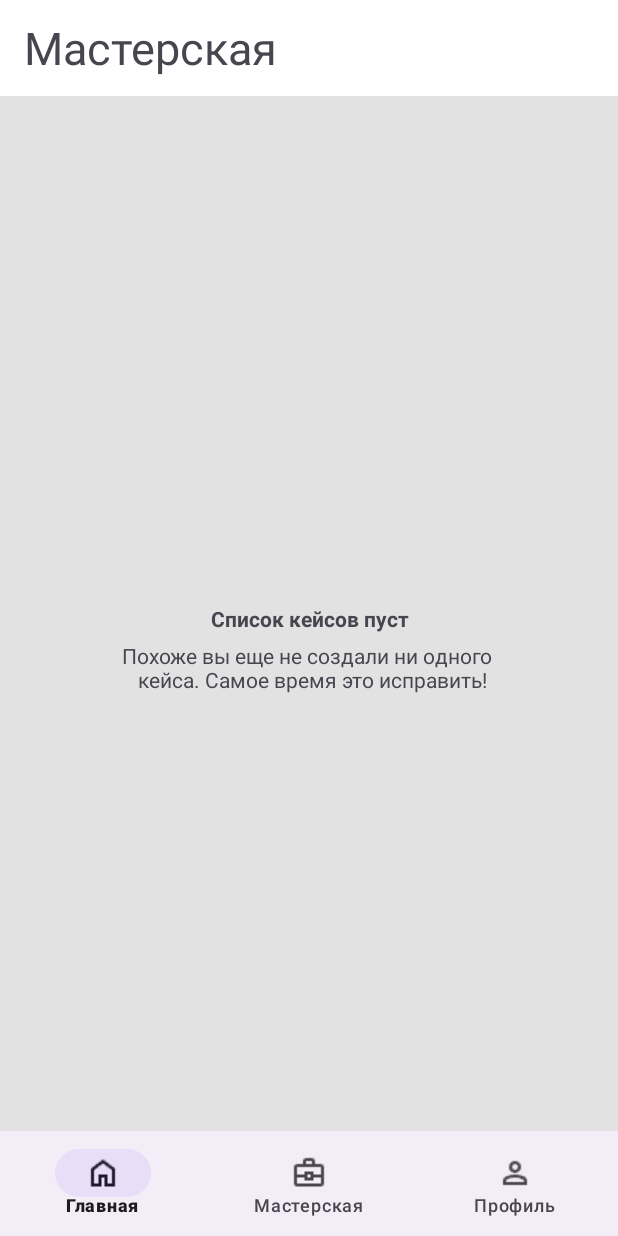
After one commit to muradmur/Casehub, an Android app: the layout case_work_shop.xml on its own in the app's theme, with its tools: preview values and no code run, on a phone screen of 412 x 824 dp. The commit adds this screen. Run offline under Robolectric (Android 15) with nearby library versions, the phone set to English and light mode, and no system bars.

Commit message:
Добавил экран с воркшопом

```diff
--- /dev/null
+++ b/app/src/main/res/layout/case_work_shop.xml
@@ -0,0 +1,87 @@
+<?xml version="1.0" encoding="utf-8"?>
+<androidx.constraintlayout.widget.ConstraintLayout
+    xmlns:android="http://schemas.android.com/apk/res/android"
+    xmlns:app="http://schemas.android.com/apk/res-auto"
+    xmlns:tools="http://schemas.android.com/tools"
+    android:background="@color/color_background_work_shop"
+    android:layout_width="match_parent"
+    android:layout_height="match_parent">
+
+
+    <com.google.android.material.appbar.AppBarLayout
+        android:id="@+id/app_bar_panel"
+        android:layout_width="match_parent"
+        android:layout_height="wrap_content"
+        app:layout_constraintTop_toTopOf="parent"
+        app:layout_constraintStart_toStartOf="parent"
+        app:layout_constraintEnd_toEndOf="parent"
+        android:background="@color/white">
+
+        <androidx.appcompat.widget.Toolbar
+            android:id="@+id/tools_title_text"
+            android:layout_width="match_parent"
+            android:layout_height="wrap_content"
+            android:background="@color/white"
+            android:textColor="@color/black"
+            app:layout_constraintTop_toTopOf="parent"
+            app:layout_constraintEnd_toEndOf="parent">
+
+            <TextView
+                android:id="@+id/title_text_toolbar"
+                android:layout_width="match_parent"
+                android:layout_height="wrap_content"
+                android:text="@string/work_shop_text"
+                android:textSize="30sp"/>
+
+        </androidx.appcompat.widget.Toolbar>
+    </com.google.android.material.appbar.AppBarLayout>
+
+    <androidx.recyclerview.widget.RecyclerView
+        android:id="@+id/recycler_view_work_shop"
+        android:layout_width="wrap_content"
+        android:layout_height="wrap_content"
+        app:layout_constraintTop_toTopOf="parent"
+        app:layout_constraintStart_toStartOf="parent"
+        app:layout_constraintEnd_toEndOf="parent"
+        app:layout_constraintBottom_toBottomOf="parent"
+        tools:itemCount="0">
+    </androidx.recyclerview.widget.RecyclerView>
+
+    <TextView
+        android:id="@+id/text_error_work_shop_one"
+        android:layout_width="0dp"
+        android:layout_height="wrap_content"
+        android:text="@string/text_work_shop_one"
+        android:gravity="center"
+        android:textStyle="bold"
+        app:layout_constraintStart_toStartOf="parent"
+        app:layout_constraintEnd_toEndOf="parent"
+        app:layout_constraintBottom_toBottomOf="parent"
+        app:layout_constraintTop_toTopOf="parent">
+    </TextView>
+
+    <TextView
+        android:id="@+id/text_error_work_shop_two"
+        android:layout_width="wrap_content"
+        android:layout_height="wrap_content"
+        android:text="@string/text_work_shop_two"
+        android:gravity="center"
+        app:layout_constraintStart_toStartOf="parent"
+        app:layout_constraintEnd_toEndOf="parent"
+        app:layout_constraintTop_toBottomOf="@id/text_error_work_shop_one"
+        android:layout_marginTop="5dp">
+    </TextView>
+
+    <com.google.android.material.bottomnavigation.BottomNavigationView
+        android:id="@+id/bottom_navigation_panel"
+        android:layout_width="wrap_content"
+        android:layout_height="70dp"
+        android:theme="@style/Theme.Casehub"
+        app:layout_constraintBottom_toBottomOf="parent"
+        app:layout_constraintEnd_toEndOf="parent"
+        app:layout_constraintHorizontal_bias="1.0"
+        app:layout_constraintStart_toStartOf="parent"
+        app:menu="@menu/menu_work_shop_main">
+    </com.google.android.material.bottomnavigation.BottomNavigationView>
+
+</androidx.constraintlayout.widget.ConstraintLayout>
--- /dev/null
+++ b/app/src/main/res/menu/menu_work_shop_main.xml
@@ -0,0 +1,18 @@
+<?xml version="1.0" encoding="utf-8"?>
+<menu xmlns:android="http://schemas.android.com/apk/res/android">
+    <item
+        android:id="@+id/main_navigation_icon"
+        android:icon="@drawable/ic_menu_home"
+        android:title="@string/main_text">
+    </item>
+    <item
+        android:id="@+id/work_navigation_icon"
+        android:icon="@drawable/ic_menu_work"
+        android:title="@string/work_shop_text">
+    </item>
+    <item
+        android:id="@+id/person_navigation_icon"
+        android:icon="@drawable/ic_menu_person"
+        android:title="@string/profile_text">
+    </item>
+</menu>
--- a/app/src/main/res/values/colors.xml
+++ b/app/src/main/res/values/colors.xml
@@ -2,4 +2,5 @@
 <resources>
     <color name="black">#FF000000</color>
     <color name="white">#FFFFFFFF</color>
+    <color name="color_background_work_shop">#e2e2e2</color>
 </resources>
--- a/app/src/main/res/values/strings.xml
+++ b/app/src/main/res/values/strings.xml
@@ -9,4 +9,9 @@
     <string name="losePass">Забыли пароль?</string>
     <string name="noAcc">Нет аккаунта?</string>
     <string name="registrationNow">Зарегистрируйтесь</string>
+    <string name="main_text">Главная</string>
+    <string name="work_shop_text">Мастерская</string>
+    <string name="profile_text">Профиль</string>
+    <string name="text_work_shop_one">Список кейсов пуст</string>
+    <string name="text_work_shop_two">Похоже вы еще не создали ни одного \n кейса. Самое время это исправить!</string>
 </resources>
```
Also changed, not shown: app/src/main/res/drawable/ic_menu_home.png (added), app/src/main/res/drawable/ic_menu_person.png (added), app/src/main/res/drawable/ic_menu_work.png (added), 1 other file.
